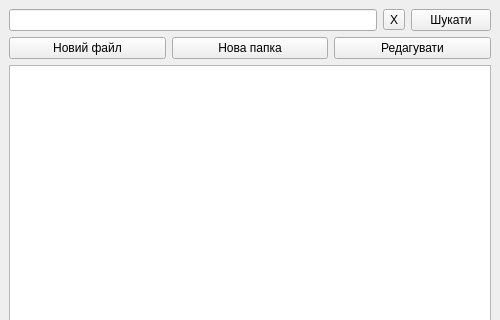
Qt form gui/main.ui (andrii-shchur/TeleCloud) before a commit; both pictures show x 0 to 500 and y 0 to 320 of the 500 by 850 pixel window.
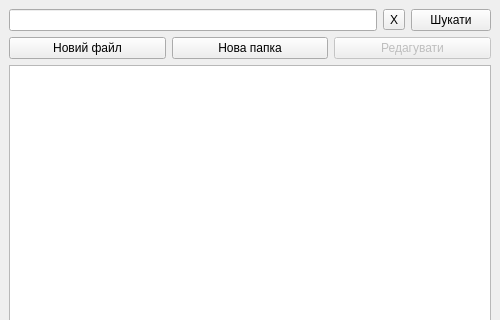
The same form after that commit. Icons and pictures are not drawn.

The edit to the form file:
```diff
--- a/gui/main.ui
+++ b/gui/main.ui
@@ -64,6 +64,9 @@
             </item>
             <item>
              <widget class="QPushButton" name="change_button">
+              <property name="enabled">
+               <bool>false</bool>
+              </property>
               <property name="text">
                <string>Редагувати</string>
               </property>
```
